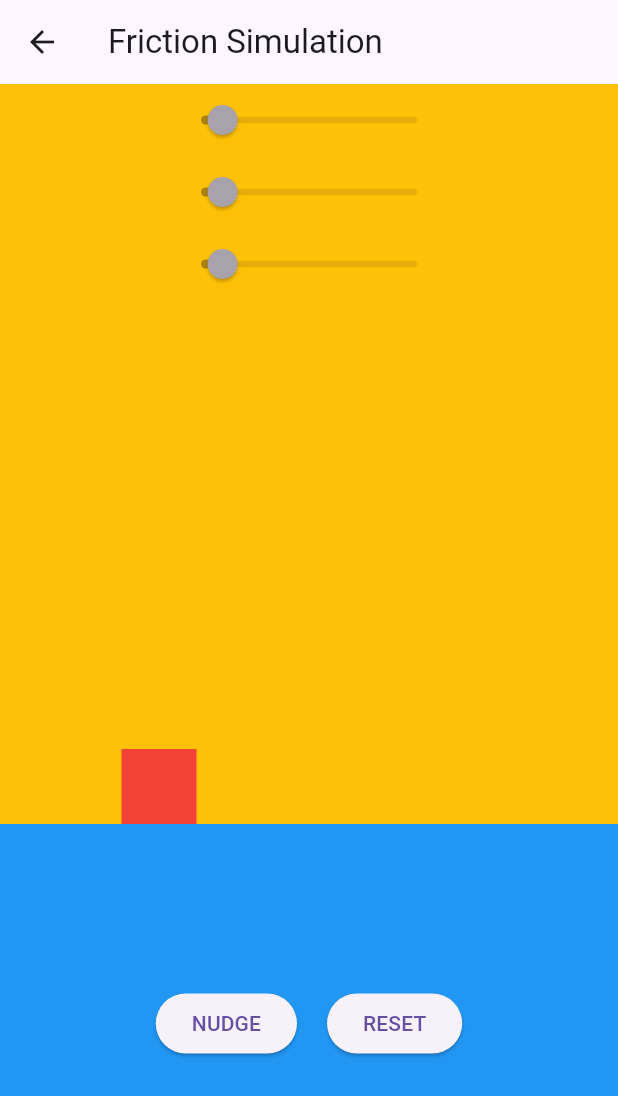
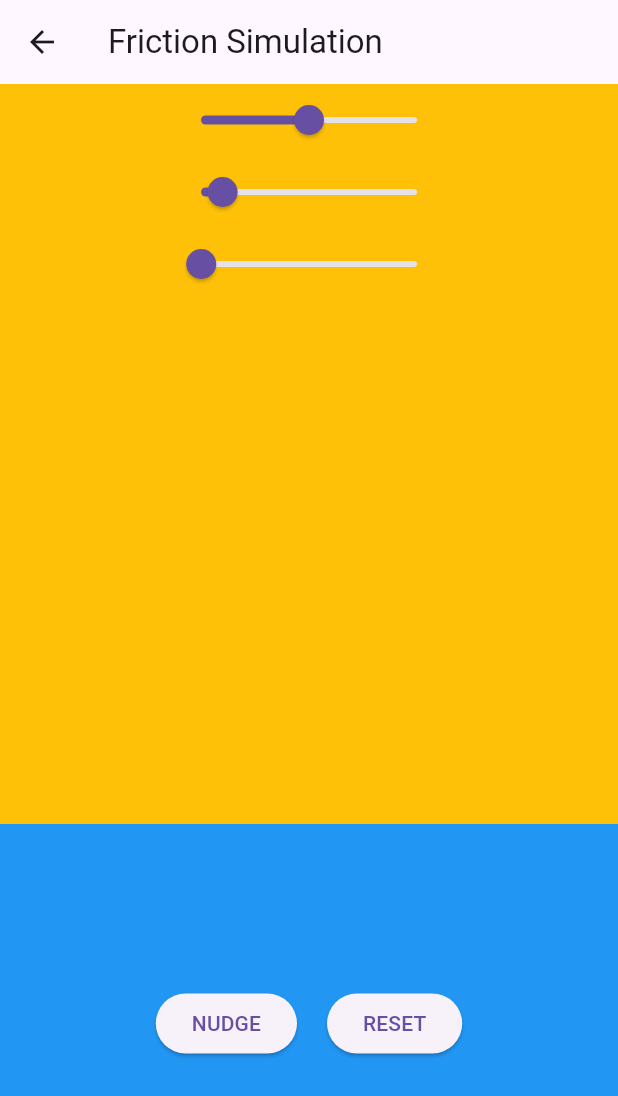
Before and after one commit to we-mohd-i001/flutter_advanced, a Flutter app: the FrictionSimulationPage screen opened by its route, after a tap on "NUDGE", on a phone screen of 412 x 824 dp. Shown: the top 1096 px of the screen. Run offline on Flutter 3.47's test engine with Material 2 defaults, Android fonts, the phone set to English and light mode, and no system bars.

Commit message:
added friction simulation working

```diff
--- a/lib/advancedtopics/friction_simulation/friction_simulation.dart
+++ b/lib/advancedtopics/friction_simulation/friction_simulation.dart
@@ -1,6 +1,5 @@
 import 'package:flutter/material.dart';
 import 'package:flutter/physics.dart';
-
 
 class FrictionSimulationPage extends StatefulWidget {
   const FrictionSimulationPage({super.key});
@@ -9,24 +8,29 @@ class FrictionSimulationPage extends StatefulWidget {
   State<FrictionSimulationPage> createState() => _FrictionSimulationState();
 }
 
-class _FrictionSimulationState extends State<FrictionSimulationPage> with SingleTickerProviderStateMixin{
+class _FrictionSimulationState extends State<FrictionSimulationPage>
+    with TickerProviderStateMixin {
   late AnimationController blockAnimationController;
+  double drag = 1;
+  double position = 1;
+  double velocity = 1;
 
   @override
-  void initState(){
+  void initState() {
     super.initState();
     blockAnimationController = AnimationController.unbounded(vsync: this);
   }
 
-  void _nudgeBlock(){
-    FrictionSimulation sim = FrictionSimulation(0, 0, 0);
-    blockAnimationController.animateWith(sim);
-  }
-  void _resetBlock(){
-    FrictionSimulation sim = FrictionSimulation(0, 0, 0);
-    blockAnimationController.animateWith(sim);
+  void _nudgeBlock() {
+    FrictionSimulation nonMovingSimulation =
+        FrictionSimulation(drag, position, velocity);
+    blockAnimationController.animateWith(nonMovingSimulation);
   }
 
+  void _resetBlock() {
+    FrictionSimulation nonMovingSimulation = FrictionSimulation(0, 0, 0);
+    blockAnimationController.animateWith(nonMovingSimulation);
+  }
 
   @override
   Widget build(BuildContext context) {
@@ -41,12 +45,38 @@ class _FrictionSimulationState extends State<FrictionSimulationPage> with Single
         children: [
           Positioned(
               top: 0,
-              child: Column (
-            children: const [
-              Slider(min: 0.0, max: 10, onChanged: null, value: 1.0,),
-              Slider(min: 0.0, max: 10, onChanged: null, value: 1.0,),
-              Slider(min: 0.0, max: 10, onChanged: null, value: 1.0,),
-
+              child: Column(
+                children: [
+                  Slider(
+                    min: 0.0,
+                    max: 2,
+                    value: drag,
+                    onChanged: (val) {
+                      setState(() {
+                        drag = val;
+                      });
+                    },
+                  ),
+                  Slider(
+                    min: 0.0,
+                    max: 10,
+                    value: position,
+                    onChanged: (val) {
+                      setState(() {
+                        position = val;
+                      });
+                    },
+                  ),
+                  Slider(
+                    min: 0.0,
+                    max: 1000,
+                    value: velocity,
+                    onChanged: (val) {
+                      setState(() {
+                        velocity = val;
+                      });
+                    },
+                  ),
                 ],
               )),
           Positioned(
@@ -65,10 +95,8 @@ class _FrictionSimulationState extends State<FrictionSimulationPage> with Single
                 width: 50,
                 height: 50,
                 bottom: size.height / 3,
-                left: size.height / 4 - 125 + blockAnimationController.value,
-                child: Container(
-                  color: Colors.red,
-                ),
+                left: size.width / 4 - 25 + blockAnimationController.value,
+                child: Container(color: Colors.red),
               );
             },
           ),
@@ -78,18 +106,16 @@ class _FrictionSimulationState extends State<FrictionSimulationPage> with Single
               children: [
                 Row(
                   children: [
-                      ElevatedButton(onPressed: _nudgeBlock, child: const Text('NUDGE')),
+                    ElevatedButton(
+                        onPressed: _nudgeBlock, child: const Text('NUDGE')),
                     const SizedBox(width: 20),
-                      ElevatedButton(onPressed: _resetBlock, child: const Text('RESET')),
+                    ElevatedButton(
+                        onPressed: _resetBlock, child: const Text('RESET')),
                   ],
                 ),
-
               ],
             ),
-
           ),
-
-
         ],
       ),
     );
```
Lines whose indentation alone changed are shown as unchanged.
